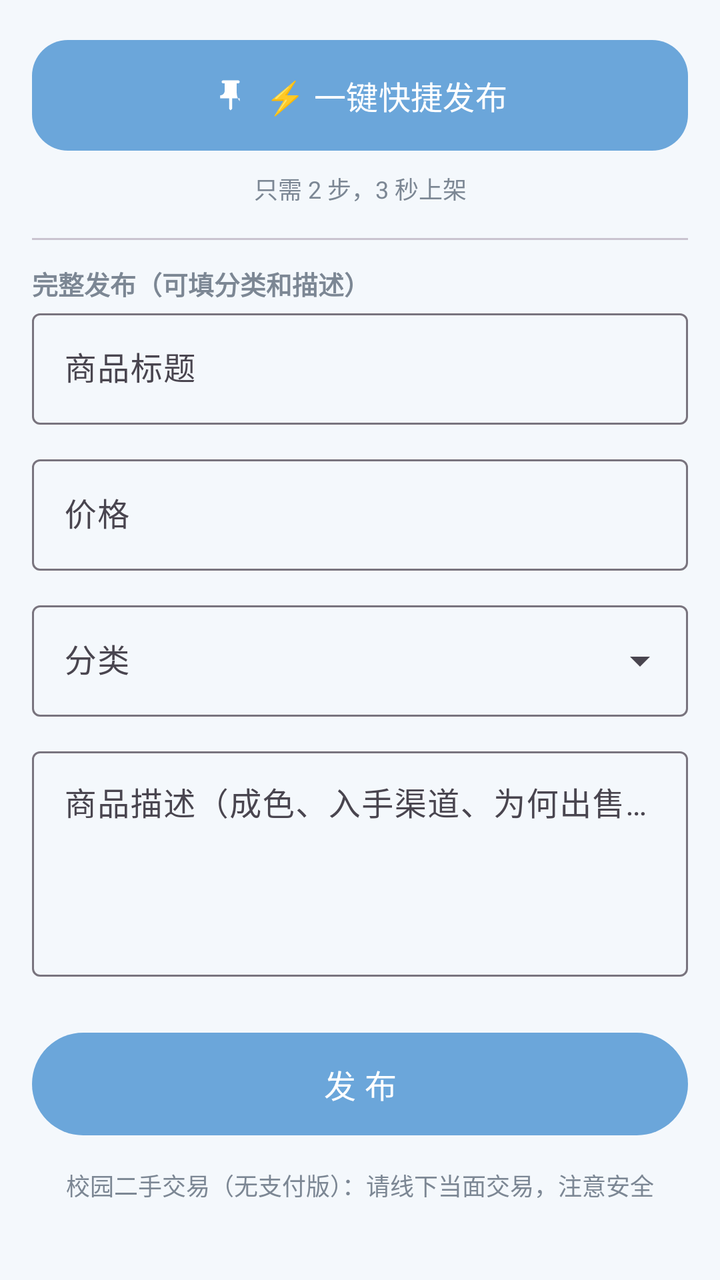
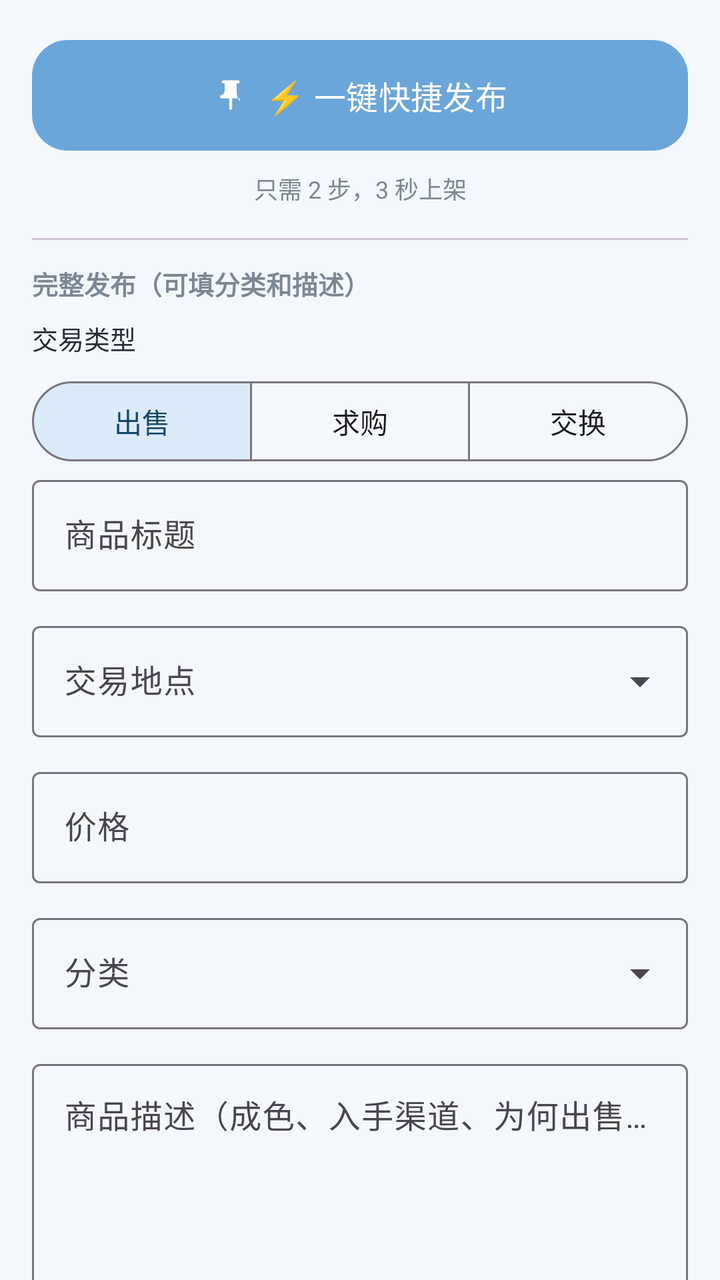

Screens rendered from an Android XML layout before and after an edit, with the pre-edit source and the edit as a unified diff.
<!-- AndroidManifest.xml: application theme Theme.CampusMarket -->
<!-- res/layout/fragment_publish.xml -->
<?xml version="1.0" encoding="utf-8"?>
<androidx.core.widget.NestedScrollView
    xmlns:android="http://schemas.android.com/apk/res/android"
    xmlns:app="http://schemas.android.com/apk/res-auto"
    android:layout_width="match_parent"
    android:layout_height="match_parent"
    android:fillViewport="true">

    <LinearLayout
        android:layout_width="match_parent"
        android:layout_height="wrap_content"
        android:orientation="vertical"
        android:padding="16dp">

        
        <com.google.android.material.button.MaterialButton
            android:id="@+id/btnQuickPublish"
            android:layout_width="match_parent"
            android:layout_height="wrap_content"
            android:paddingVertical="16dp"
            android:text="@string/quick_publish"
            android:textSize="16sp"
            app:cornerRadius="18dp"
            app:icon="@drawable/ic_pin"
            app:iconGravity="textStart" />

        <TextView
            android:layout_width="match_parent"
            android:layout_height="wrap_content"
            android:layout_marginTop="6dp"
            android:gravity="center"
            android:text="@string/quick_publish_hint"
            android:textColor="@color/text_secondary"
            android:textSize="12sp" />

        <com.google.android.material.divider.MaterialDivider
            android:layout_width="match_parent"
            android:layout_height="wrap_content"
            android:layout_marginTop="16dp" />

        <TextView
            android:layout_width="match_parent"
            android:layout_height="wrap_content"
            android:layout_marginTop="12dp"
            android:text="完整发布（可填分类和描述）"
            android:textColor="@color/text_secondary"
            android:textSize="13sp"
            android:textStyle="bold" />

        <com.google.android.material.textfield.TextInputLayout
            android:id="@+id/tilTitle"
            style="@style/Widget.Material3.TextInputLayout.OutlinedBox"
            android:layout_width="match_parent"
            android:layout_height="wrap_content"
            android:hint="@string/hint_title">

            <com.google.android.material.textfield.TextInputEditText
                android:id="@+id/etTitle"
                android:layout_width="match_parent"
                android:layout_height="wrap_content"
                android:inputType="text"
                android:maxLines="1" />
        </com.google.android.material.textfield.TextInputLayout>

        <com.google.android.material.textfield.TextInputLayout
            android:id="@+id/tilPrice"
            style="@style/Widget.Material3.TextInputLayout.OutlinedBox"
            android:layout_width="match_parent"
            android:layout_height="wrap_content"
            android:layout_marginTop="12dp"
            android:hint="@string/hint_price"
            app:prefixText="¥">

            <com.google.android.material.textfield.TextInputEditText
                android:id="@+id/etPrice"
                android:layout_width="match_parent"
                android:layout_height="wrap_content"
                android:inputType="numberDecimal"
                android:maxLines="1" />
        </com.google.android.material.textfield.TextInputLayout>

        <com.google.android.material.textfield.TextInputLayout
            style="@style/Widget.Material3.TextInputLayout.OutlinedBox.ExposedDropdownMenu"
            android:layout_width="match_parent"
            android:layout_height="wrap_content"
            android:layout_marginTop="12dp"
            android:hint="@string/hint_category">

            <com.google.android.material.textfield.MaterialAutoCompleteTextView
                android:id="@+id/spinnerCategory"
                android:layout_width="match_parent"
                android:layout_height="wrap_content"
                android:inputType="none" />
        </com.google.android.material.textfield.TextInputLayout>

        <com.google.android.material.textfield.TextInputLayout
            style="@style/Widget.Material3.TextInputLayout.OutlinedBox"
            android:layout_width="match_parent"
            android:layout_height="wrap_content"
            android:layout_marginTop="12dp"
            android:hint="@string/hint_description">

            <com.google.android.material.textfield.TextInputEditText
                android:id="@+id/etDescription"
                android:layout_width="match_parent"
                android:layout_height="wrap_content"
                android:gravity="top"
                android:inputType="textMultiLine"
                android:minLines="4" />
        </com.google.android.material.textfield.TextInputLayout>

        <com.google.android.material.button.MaterialButton
            android:id="@+id/btnPublish"
            android:layout_width="match_parent"
            android:layout_height="wrap_content"
            android:layout_marginTop="24dp"
            android:paddingVertical="14dp"
            android:text="@string/publish"
            android:textSize="16sp"
            app:cornerRadius="28dp" />

        <TextView
            android:layout_width="match_parent"
            android:layout_height="wrap_content"
            android:layout_marginTop="12dp"
            android:gravity="center"
            android:text="@string/publish_notice"
            android:textColor="@color/text_secondary"
            android:textSize="12sp" />
    </LinearLayout>
</androidx.core.widget.NestedScrollView>
<!-- resources referenced by this layout -->
<resources>
  <color name="text_secondary">#7C8794</color>
  <!-- drawable ic_pin (drawable) -->
  <vector xmlns:android="http://schemas.android.com/apk/res/android"
      android:width="24dp"
      android:height="24dp"
      android:viewportWidth="24"
      android:viewportHeight="24">
      <path
          android:fillColor="#000000"
          android:pathData="M16,9V4h1c0.55,0,1,-0.45,1,-1v0c0,-0.55,-0.45,-1,-1,-1H7C6.45,2,6,2.45,6,3v0c0,0.55,0.45,1,1,1h1v5c0,1.66,-1.34,3,-3,3v0h0v2h5.97v7l1,1l1,-1v-7H18v2h0C16.66,14,16,12.66,16,9z" />
  </vector>
  <string name="hint_category">分类</string>
  <string name="hint_description">商品描述（成色、入手渠道、为何出售等）</string>
  <string name="hint_price">价格</string>
  <string name="hint_title">商品标题</string>
  <string name="publish">发 布</string>
  <string name="publish_notice">校园二手交易（无支付版）：请线下当面交易，注意安全</string>
  <string name="quick_publish">⚡ 一键快捷发布</string>
  <string name="quick_publish_hint">只需 2 步，3 秒上架</string>
  <style name="Theme.CampusMarket" parent="Theme.Material3.DayNight.NoActionBar">
          <item name="colorPrimary">@color/primary</item>
          <item name="colorOnPrimary">@color/on_primary</item>
          <item name="colorPrimaryContainer">@color/primary_container</item>
          <item name="colorOnPrimaryContainer">@color/on_primary_container</item>
          <item name="colorSecondaryContainer">@color/secondary_container</item>
          <item name="colorOnSecondaryContainer">@color/on_secondary_container</item>
          <item name="android:statusBarColor">@color/primary_dark</item>
          <item name="android:navigationBarColor">@color/surface</item>
          <item name="android:windowBackground">@color/page_bg</item>
      </style>
  <color name="primary">#6BA6DA</color>
  <color name="on_primary">#FFFFFF</color>
  <color name="primary_container">#E4F1FB</color>
  <color name="on_primary_container">#134668</color>
  <color name="secondary_container">#DCEBFA</color>
  <color name="on_secondary_container">#134668</color>
  <color name="primary_dark">#4C89BE</color>
  <color name="surface">#FFFFFF</color>
  <color name="page_bg">#F4F8FC</color>
</resources>

<!-- the commit's change to res/layout/fragment_publish.xml (unified diff, before → after) -->
@@ -1,4 +1,5 @@
 <?xml version="1.0" encoding="utf-8"?>
+
 <androidx.core.widget.NestedScrollView
     xmlns:android="http://schemas.android.com/apk/res/android"
     xmlns:app="http://schemas.android.com/apk/res-auto"
@@ -47,6 +48,49 @@
             android:textSize="13sp"
             android:textStyle="bold" />
 
+        
+        <TextView
+            android:layout_width="match_parent"
+            android:layout_height="wrap_content"
+            android:layout_marginTop="8dp"
+            android:text="交易类型"
+            android:textColor="@color/text_primary"
+            android:textSize="13sp" />
+
+        <com.google.android.material.button.MaterialButtonToggleGroup
+            android:id="@+id/toggleDealType"
+            android:layout_width="match_parent"
+            android:layout_height="wrap_content"
+            android:layout_marginTop="8dp"
+            app:checkedButton="@id/btnDealSell"
+            app:selectionRequired="true"
+            app:singleSelection="true">
+
+            <Button
+                android:id="@+id/btnDealSell"
+                style="?attr/materialButtonOutlinedStyle"
+                android:layout_width="0dp"
+                android:layout_height="wrap_content"
+                android:layout_weight="1"
+                android:text="出售" />
+
+            <Button
+                android:id="@+id/btnDealBuy"
+                style="?attr/materialButtonOutlinedStyle"
+                android:layout_width="0dp"
+                android:layout_height="wrap_content"
+                android:layout_weight="1"
+                android:text="求购" />
+
+            <Button
+                android:id="@+id/btnDealSwap"
+                style="?attr/materialButtonOutlinedStyle"
+                android:layout_width="0dp"
+                android:layout_height="wrap_content"
+                android:layout_weight="1"
+                android:text="交换" />
+        </com.google.android.material.button.MaterialButtonToggleGroup>
+
         <com.google.android.material.textfield.TextInputLayout
             android:id="@+id/tilTitle"
             style="@style/Widget.Material3.TextInputLayout.OutlinedBox"
@@ -60,6 +104,21 @@
                 android:layout_height="wrap_content"
                 android:inputType="text"
                 android:maxLines="1" />
+        </com.google.android.material.textfield.TextInputLayout>
+
+        <com.google.android.material.textfield.TextInputLayout
+            android:id="@+id/tilLocation"
+            style="@style/Widget.Material3.TextInputLayout.OutlinedBox.ExposedDropdownMenu"
+            android:layout_width="match_parent"
+            android:layout_height="wrap_content"
+            android:layout_marginTop="12dp"
+            android:hint="交易地点">
+
+            <com.google.android.material.textfield.MaterialAutoCompleteTextView
+                android:id="@+id/spinnerLocation"
+                android:layout_width="match_parent"
+                android:layout_height="wrap_content"
+                android:inputType="none" />
         </com.google.android.material.textfield.TextInputLayout>
 
         <com.google.android.material.textfield.TextInputLayout
<!-- resource entries referenced after the edit -->
@@ -1,5 +1,6 @@
 <!-- resources referenced by this layout -->
 <resources>
+  <color name="text_primary">#242B33</color>
   <color name="text_secondary">#7C8794</color>
   <!-- drawable ic_pin (drawable) -->
   <vector xmlns:android="http://schemas.android.com/apk/res/android"
